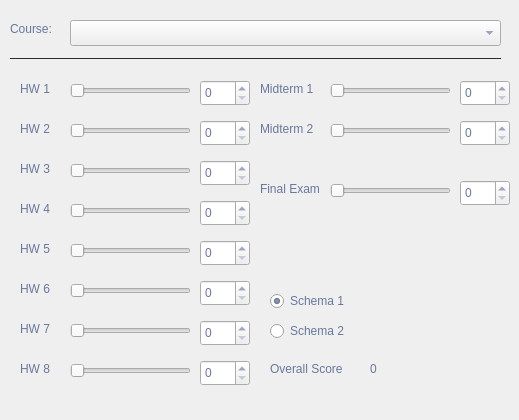
The window that mainwindow.ui (jacobfisher18/grade_calculator) describes before a commit, drawn with Qt 5.
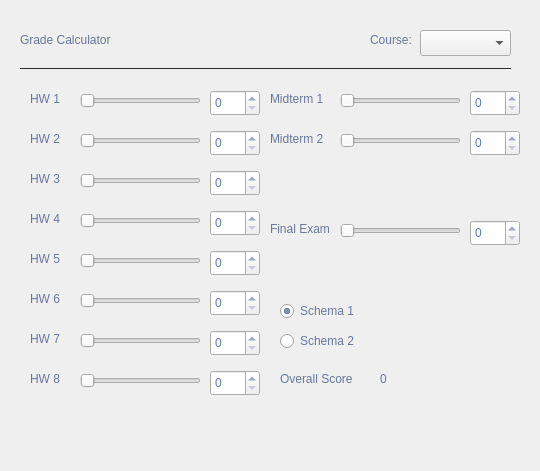
The same window after the commit.

Commit message: added grades for multiple classes

The edit to the form file:
```diff
--- a/mainwindow.ui
+++ b/mainwindow.ui
@@ -6,8 +6,8 @@
    <rect>
     <x>0</x>
     <y>0</y>
-    <width>519</width>
-    <height>420</height>
+    <width>540</width>
+    <height>471</height>
    </rect>
   </property>
   <property name="windowTitle">
@@ -21,10 +21,10 @@
    <widget class="QLabel" name="courselabel">
     <property name="geometry">
      <rect>
-      <x>10</x>
-      <y>20</y>
+      <x>370</x>
+      <y>30</y>
       <width>47</width>
-      <height>18</height>
+      <height>20</height>
      </rect>
     </property>
     <property name="text">
@@ -34,8 +34,8 @@
    <widget class="Line" name="line">
     <property name="geometry">
      <rect>
-      <x>10</x>
-      <y>50</y>
+      <x>20</x>
+      <y>60</y>
       <width>491</width>
       <height>16</height>
      </rect>
@@ -53,8 +53,8 @@
    <widget class="QLabel" name="hw1label">
     <property name="geometry">
      <rect>
-      <x>20</x>
-      <y>80</y>
+      <x>30</x>
+      <y>90</y>
       <width>33</width>
       <height>18</height>
      </rect>
@@ -66,8 +66,8 @@
    <widget class="QSpinBox" name="hw1box">
     <property name="geometry">
      <rect>
-      <x>200</x>
-      <y>80</y>
+      <x>210</x>
+      <y>90</y>
       <width>50</width>
       <height>26</height>
      </rect>
@@ -85,8 +85,8 @@
    <widget class="QLabel" name="hw2label">
     <property name="geometry">
      <rect>
-      <x>20</x>
-      <y>120</y>
+      <x>30</x>
+      <y>130</y>
       <width>33</width>
       <height>18</height>
      </rect>
@@ -98,8 +98,8 @@
    <widget class="QSpinBox" name="hw2box">
     <property name="geometry">
      <rect>
-      <x>200</x>
-      <y>120</y>
+      <x>210</x>
+      <y>130</y>
       <width>50</width>
       <height>26</height>
      </rect>
@@ -111,8 +111,8 @@
    <widget class="QLabel" name="hw3label">
     <property name="geometry">
      <rect>
-      <x>20</x>
-      <y>160</y>
+      <x>30</x>
+      <y>170</y>
       <width>33</width>
       <height>18</height>
      </rect>
@@ -124,8 +124,8 @@
    <widget class="QSpinBox" name="hw3box">
     <property name="geometry">
      <rect>
-      <x>200</x>
-      <y>160</y>
+      <x>210</x>
+      <y>170</y>
       <width>50</width>
       <height>26</height>
      </rect>
@@ -140,8 +140,8 @@
    <widget class="QLabel" name="overalllabel">
     <property name="geometry">
      <rect>
-      <x>370</x>
-      <y>360</y>
+      <x>380</x>
+      <y>370</y>
       <width>91</width>
       <height>18</height>
      </rect>
@@ -153,8 +153,8 @@
    <widget class="QSpinBox" name="hw6box">
     <property name="geometry">
      <rect>
-      <x>200</x>
-      <y>280</y>
+      <x>210</x>
+      <y>290</y>
       <width>50</width>
       <height>26</height>
      </rect>
@@ -166,8 +166,8 @@
    <widget class="QLabel" name="hw6label">
     <property name="geometry">
      <rect>
-      <x>20</x>
-      <y>280</y>
+      <x>30</x>
+      <y>290</y>
       <width>33</width>
       <height>18</height>
      </rect>
@@ -179,8 +179,8 @@
    <widget class="QLabel" name="hw4label">
     <property name="geometry">
      <rect>
-      <x>20</x>
-      <y>200</y>
+      <x>30</x>
+      <y>210</y>
       <width>33</width>
       <height>18</height>
      </rect>
@@ -192,8 +192,8 @@
    <widget class="QSpinBox" name="hw4box">
     <property name="geometry">
      <rect>
-      <x>200</x>
-      <y>200</y>
+      <x>210</x>
+      <y>210</y>
       <width>50</width>
       <height>26</height>
      </rect>
@@ -205,8 +205,8 @@
    <widget class="QLabel" name="hw5label">
     <property name="geometry">
      <rect>
-      <x>20</x>
-      <y>240</y>
+      <x>30</x>
+      <y>250</y>
       <width>33</width>
       <height>18</height>
      </rect>
@@ -218,8 +218,8 @@
    <widget class="QSpinBox" name="hw5box">
     <property name="geometry">
      <rect>
-      <x>200</x>
-      <y>240</y>
+      <x>210</x>
+      <y>250</y>
       <width>50</width>
       <height>26</height>
      </rect>
@@ -231,8 +231,8 @@
    <widget class="QLabel" name="hw8label">
     <property name="geometry">
      <rect>
-      <x>20</x>
-      <y>360</y>
+      <x>30</x>
+      <y>370</y>
       <width>33</width>
       <height>18</height>
      </rect>
@@ -244,8 +244,8 @@
    <widget class="QLabel" name="hw7label">
     <property name="geometry">
      <rect>
-      <x>20</x>
-      <y>320</y>
+      <x>30</x>
+      <y>330</y>
       <width>33</width>
       <height>18</height>
      </rect>
@@ -257,8 +257,8 @@
    <widget class="QSpinBox" name="hw8box">
     <property name="geometry">
      <rect>
-      <x>200</x>
-      <y>360</y>
+      <x>210</x>
+      <y>370</y>
       <width>50</width>
       <height>26</height>
      </rect>
@@ -270,8 +270,8 @@
    <widget class="QSpinBox" name="hw7box">
     <property name="geometry">
      <rect>
-      <x>200</x>
-      <y>320</y>
+      <x>210</x>
+      <y>330</y>
       <width>50</width>
       <height>26</height>
      </rect>
@@ -283,8 +283,8 @@
    <widget class="QLabel" name="midterm1label">
     <property name="geometry">
      <rect>
-      <x>260</x>
-      <y>80</y>
+      <x>270</x>
+      <y>90</y>
       <width>62</width>
       <height>18</height>
      </rect>
@@ -296,8 +296,8 @@
    <widget class="QSpinBox" name="midterm1box">
     <property name="geometry">
      <rect>
-      <x>460</x>
-      <y>80</y>
+      <x>470</x>
+      <y>90</y>
       <width>50</width>
       <height>26</height>
      </rect>
@@ -309,8 +309,8 @@
    <widget class="QLabel" name="midterm2label">
     <property name="geometry">
      <rect>
-      <x>260</x>
-      <y>120</y>
+      <x>270</x>
+      <y>130</y>
       <width>62</width>
       <height>18</height>
      </rect>
@@ -322,8 +322,8 @@
    <widget class="QSpinBox" name="midterm2box">
     <property name="geometry">
      <rect>
-      <x>460</x>
-      <y>120</y>
+      <x>470</x>
+      <y>130</y>
       <width>50</width>
       <height>26</height>
      </rect>
@@ -335,8 +335,8 @@
    <widget class="QRadioButton" name="schema1radio">
     <property name="geometry">
      <rect>
-      <x>270</x>
-      <y>290</y>
+      <x>280</x>
+      <y>300</y>
       <width>84</width>
       <height>22</height>
      </rect>
@@ -351,8 +351,8 @@
    <widget class="QRadioButton" name="schema2radio">
     <property name="geometry">
      <rect>
-      <x>270</x>
-      <y>320</y>
+      <x>280</x>
+      <y>330</y>
       <width>84</width>
       <height>22</height>
      </rect>
@@ -364,8 +364,8 @@
    <widget class="QLabel" name="overallscorelabel">
     <property name="geometry">
      <rect>
-      <x>270</x>
-      <y>360</y>
+      <x>280</x>
+      <y>370</y>
       <width>80</width>
       <height>18</height>
      </rect>
@@ -377,8 +377,8 @@
    <widget class="QSlider" name="hw1slider">
     <property name="geometry">
      <rect>
-      <x>70</x>
-      <y>80</y>
+      <x>80</x>
+      <y>90</y>
       <width>121</width>
       <height>22</height>
      </rect>
@@ -393,8 +393,8 @@
    <widget class="QSlider" name="hw2slider">
     <property name="geometry">
      <rect>
-      <x>70</x>
-      <y>120</y>
+      <x>80</x>
+      <y>130</y>
       <width>121</width>
       <height>22</height>
      </rect>
@@ -409,8 +409,8 @@
    <widget class="QSlider" name="hw3slider">
     <property name="geometry">
      <rect>
-      <x>70</x>
-      <y>160</y>
+      <x>80</x>
+      <y>170</y>
       <width>121</width>
       <height>22</height>
      </rect>
@@ -425,8 +425,8 @@
    <widget class="QSlider" name="hw4slider">
     <property name="geometry">
      <rect>
-      <x>70</x>
-      <y>200</y>
+      <x>80</x>
+      <y>210</y>
       <width>121</width>
       <height>22</height>
      </rect>
@@ -441,8 +441,8 @@
    <widget class="QSlider" name="hw5slider">
     <property name="geometry">
      <rect>
-      <x>70</x>
-      <y>240</y>
+      <x>80</x>
+      <y>250</y>
       <width>121</width>
       <height>22</height>
      </rect>
@@ -457,8 +457,8 @@
    <widget class="QSlider" name="hw6slider">
     <property name="geometry">
      <rect>
-      <x>70</x>
-      <y>280</y>
+      <x>80</x>
+      <y>290</y>
       <width>121</width>
       <height>22</height>
      </rect>
@@ -473,8 +473,8 @@
    <widget class="QSlider" name="hw7slider">
     <property name="geometry">
      <rect>
-      <x>70</x>
-      <y>320</y>
+      <x>80</x>
+      <y>330</y>
       <width>121</width>
       <height>22</height>
      </rect>
@@ -489,8 +489,8 @@
    <widget class="QSlider" name="hw8slider">
     <property name="geometry">
      <rect>
-      <x>70</x>
-      <y>360</y>
+      <x>80</x>
+      <y>370</y>
       <width>121</width>
       <height>22</height>
      </rect>
@@ -505,8 +505,8 @@
    <widget class="QSlider" name="midterm1slider">
     <property name="geometry">
      <rect>
-      <x>330</x>
-      <y>80</y>
+      <x>340</x>
+      <y>90</y>
       <width>121</width>
       <height>22</height>
      </rect>
@@ -521,8 +521,8 @@
    <widget class="QSlider" name="midterm2slider">
     <property name="geometry">
      <rect>
-      <x>330</x>
-      <y>120</y>
+      <x>340</x>
+      <y>130</y>
       <width>121</width>
       <height>22</height>
      </rect>
@@ -534,21 +534,11 @@
      <enum>Qt::Horizontal</enum>
     </property>
    </widget>
-   <widget class="QComboBox" name="comboBox">
-    <property name="geometry">
-     <rect>
-      <x>70</x>
-      <y>20</y>
-      <width>431</width>
-      <height>26</height>
-     </rect>
-    </property>
-   </widget>
    <widget class="QLabel" name="midterm2label_2">
     <property name="geometry">
      <rect>
-      <x>260</x>
-      <y>180</y>
+      <x>270</x>
+      <y>220</y>
       <width>62</width>
       <height>18</height>
      </rect>
@@ -560,8 +550,8 @@
    <widget class="QSlider" name="finalslider">
     <property name="geometry">
      <rect>
-      <x>330</x>
-      <y>180</y>
+      <x>340</x>
+      <y>220</y>
       <width>121</width>
       <height>22</height>
      </rect>
@@ -576,8 +566,8 @@
    <widget class="QSpinBox" name="finalbox">
     <property name="geometry">
      <rect>
-      <x>460</x>
-      <y>180</y>
+      <x>470</x>
+      <y>220</y>
       <width>50</width>
       <height>26</height>
      </rect>
@@ -586,6 +576,75 @@
      <number>100</number>
     </property>
    </widget>
+   <widget class="QLabel" name="apptitle">
+    <property name="geometry">
+     <rect>
+      <x>20</x>
+      <y>30</y>
+      <width>341</width>
+      <height>20</height>
+     </rect>
+    </property>
+    <property name="text">
+     <string>Grade Calculator</string>
+    </property>
+   </widget>
+   <widget class="QComboBox" name="comboBox">
+    <property name="geometry">
+     <rect>
+      <x>420</x>
+      <y>30</y>
+      <width>91</width>
+      <height>26</height>
+     </rect>
+    </property>
+    <property name="styleSheet">
+     <string notr="true">color: #000;</string>
+    </property>
+   </widget>
+   <zorder>courselabel</zorder>
+   <zorder>line</zorder>
+   <zorder>hw1label</zorder>
+   <zorder>hw1box</zorder>
+   <zorder>hw2label</zorder>
+   <zorder>hw2box</zorder>
+   <zorder>hw3label</zorder>
+   <zorder>hw3box</zorder>
+   <zorder>overalllabel</zorder>
+   <zorder>hw6box</zorder>
+   <zorder>hw6label</zorder>
+   <zorder>hw4label</zorder>
+   <zorder>hw4box</zorder>
+   <zorder>hw5label</zorder>
+   <zorder>hw5box</zorder>
+   <zorder>hw8label</zorder>
+   <zorder>hw7label</zorder>
+   <zorder>hw8box</zorder>
+   <zorder>hw7box</zorder>
+   <zorder>midterm1label</zorder>
+   <zorder>midterm1box</zorder>
+   <zorder>midterm2label</zorder>
+   <zorder>midterm2box</zorder>
+   <zorder>schema1radio</zorder>
+   <zorder>schema2radio</zorder>
+   <zorder>overallscorelabel</zorder>
+   <zorder>hw1slider</zorder>
+   <zorder>hw2slider</zorder>
+   <zorder>hw3slider</zorder>
+   <zorder>hw4slider</zorder>
+   <zorder>hw5slider</zorder>
+   <zorder>hw6slider</zorder>
+   <zorder>hw7slider</zorder>
+   <zorder>hw8slider</zorder>
+   <zorder>midterm1slider</zorder>
+   <zorder>midterm2slider</zorder>
+   <zorder>comboBox</zorder>
+   <zorder>midterm2label_2</zorder>
+   <zorder>finalslider</zorder>
+   <zorder>finalbox</zorder>
+   <zorder>comboBox</zorder>
+   <zorder>comboBox</zorder>
+   <zorder>apptitle</zorder>
   </widget>
  </widget>
  <layoutdefault spacing="6" margin="11"/>
```
The commit also changes 4 other files.
